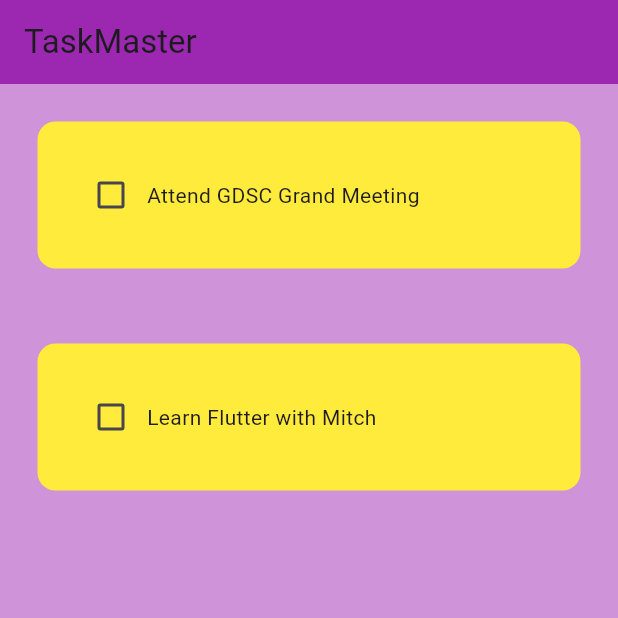
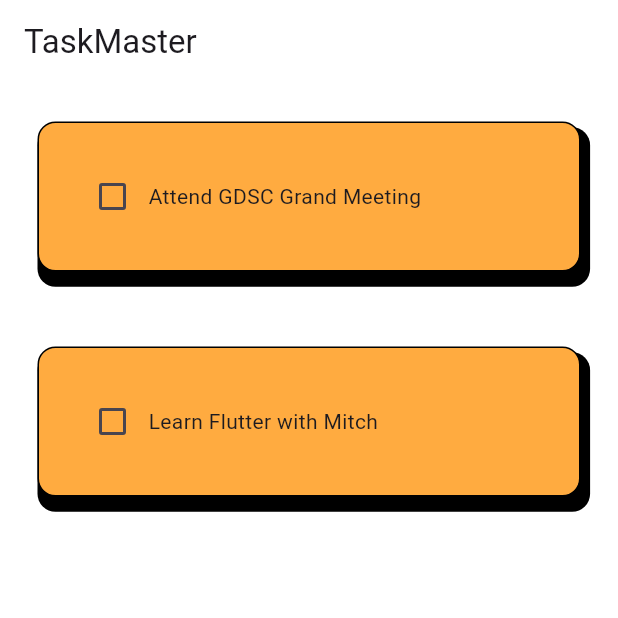
Before and after one commit to adyutaa/taskmaster-app, a Flutter app: the screen it shows after launch, on a phone screen of 412 x 824 dp, the top half of it. Run offline on Flutter 3.47's test engine with Material 3 defaults, Android fonts, the phone set to English and light mode, and no system bars.

Commit message:
making the ui good

```diff
--- a/lib/main.dart
+++ b/lib/main.dart
@@ -13,7 +13,7 @@ class MyApp extends StatelessWidget {
     return MaterialApp(
       debugShowCheckedModeBanner: false,
       home: ToDoPage(),
-      theme: ThemeData(primarySwatch: Colors.purple),
+      theme: ThemeData(primarySwatch: Colors.grey),
     );
   }
 }
--- a/lib/pages/todo_pages.dart
+++ b/lib/pages/todo_pages.dart
@@ -28,9 +28,9 @@ class _ToDoPageState extends State<ToDoPage> {
       appBar: AppBar(
         title: Text("TaskMaster"),
         elevation: 0,
-        backgroundColor: Colors.purple,
+        backgroundColor: Colors.white,
       ),
-      backgroundColor: Colors.purple[200],
+      backgroundColor: Colors.white,
       body: ListView.builder(
         itemCount: ToDo.length,
         itemBuilder: (context, index) {
--- a/lib/util/todo_tile.dart
+++ b/lib/util/todo_tile.dart
@@ -21,12 +21,24 @@ class ToDoTile extends StatelessWidget {
       child: Container(
         padding: EdgeInsets.all(25),
         decoration: BoxDecoration(
-          color: Colors.yellow,
+          color: Colors.orangeAccent.shade200,
           borderRadius: BorderRadius.circular(12),
+          border: Border.all(
+            width: 1,
+            style: BorderStyle.solid
+          ),
+          boxShadow: [
+            BoxShadow(
+              color: Colors.black,
+              spreadRadius: 3.2,
+              offset: Offset(3.2, 7),
+
+            )
+          ]
         ),
         child: Row(
           children: [
-            Checkbox(value: taskCompleted, onChanged: onChanged),
+            Checkbox(value: taskCompleted, onChanged: onChanged, activeColor: Colors.black87,),
             Text(taskName),
           ],
         ),
```
